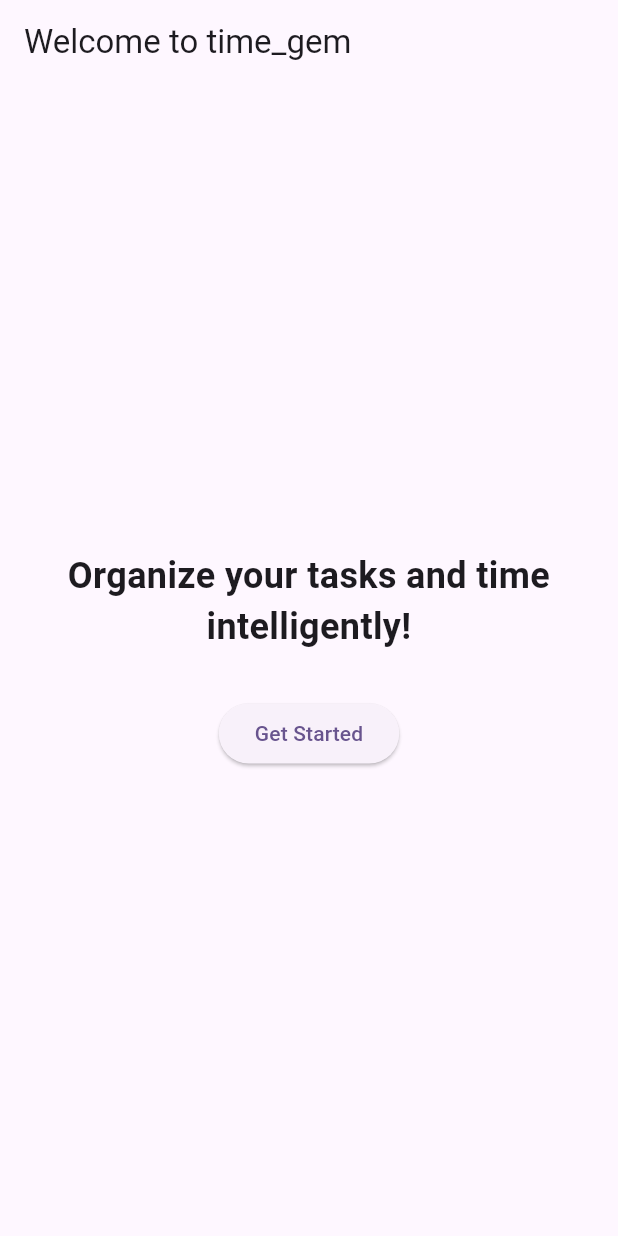
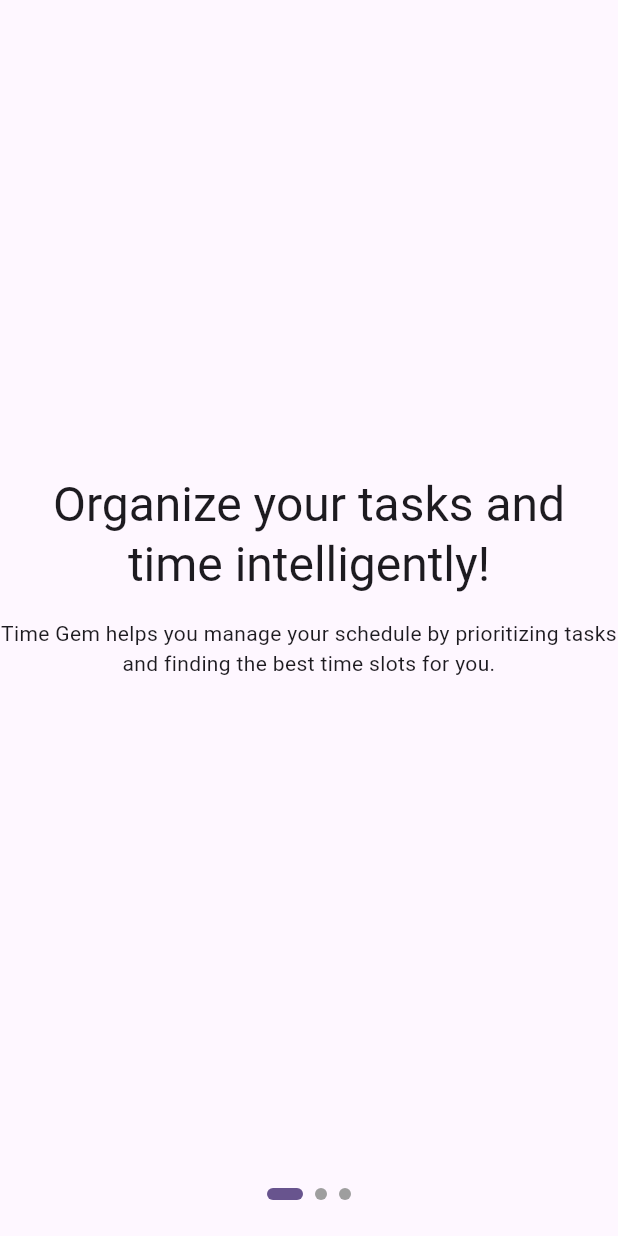
Before and after one commit to alfredobs97/time_gem, a Flutter app: the WelcomeScreen screen opened directly, on a phone screen of 412 x 824 dp. Run offline on Flutter 3.47's test engine with Material 3 defaults, Android fonts, the phone set to English and light mode, and no system bars; our stand-ins replace bloc, firebase_auth, firebase_core, flutter_bloc, google_sign_in, googleapis_auth and 1 more; missing offline and left inert: googleapis; accounts and stored records are empty; generated files the repository leaves out were written again; statements that could not run were skipped.

Commit message:
refactor UI onboarding

```diff
--- /dev/null
+++ b/lib/ui/screens/welcome/welcome_screen.dart
@@ -0,0 +1,71 @@
+import 'package:flutter/material.dart';
+import 'package:time_gem/ui/screens/welcome/widgets/intro_widget.dart';
+import 'package:time_gem/ui/screens/welcome/widgets/calendar_integration_widget.dart';
+import 'package:time_gem/ui/screens/welcome/widgets/welcome_widget.dart';
+
+class WelcomeScreen extends StatefulWidget {
+  const WelcomeScreen({super.key});
+
+  @override
+  State<WelcomeScreen> createState() => _WelcomeScreenState();
+}
+
+class _WelcomeScreenState extends State<WelcomeScreen> {
+  final PageController _pageController = PageController();
+  final List<Widget> _pages = const [
+    WelcomeWidget(),
+    IntroWidget(),
+    CalendarIntegrationWidget(),
+  ];
+  int _currentPage = 0;
+
+  @override
+  void dispose() {
+    _pageController.dispose();
+    super.dispose();
+  }
+
+  @override
+  Widget build(BuildContext context) {
+    return Scaffold(
+      body: SafeArea(
+        child: Column(
+          children: [
+            Expanded(
+              child: PageView(
+                controller: _pageController,
+                onPageChanged: (int page) {
+                  setState(() {
+                    _currentPage = page;
+                  });
+                },
+                children: _pages,
+              ),
+            ),
+            // Dots Indicator
+            Padding(
+              padding: const EdgeInsets.all(24.0),
+              child: Row(
+                mainAxisAlignment: MainAxisAlignment.center,
+                children: List.generate(3, (index) {
+                  return AnimatedContainer(
+                    duration: const Duration(milliseconds: 300),
+                    margin: const EdgeInsets.symmetric(horizontal: 4.0),
+                    height: 8.0,
+                    width: _currentPage == index ? 24.0 : 8.0,
+                    decoration: BoxDecoration(
+                      color: _currentPage == index
+                          ? Theme.of(context).primaryColor
+                          : Colors.grey,
+                      borderRadius: BorderRadius.circular(4.0),
+                    ),
+                  );
+                }),
+              ),
+            ),
+          ],
+        ),
+      ),
+    );
+  }
+}
--- /dev/null
+++ b/lib/ui/screens/welcome/widgets/welcome_widget.dart
@@ -0,0 +1,25 @@
+import 'package:flutter/material.dart';
+
+class WelcomeWidget extends StatelessWidget {
+  const WelcomeWidget({super.key});
+
+  @override
+  Widget build(BuildContext context) {
+    return Column(
+      mainAxisAlignment: MainAxisAlignment.center,
+      children: [
+        Text(
+          'Organize your tasks and time intelligently!',
+          style: Theme.of(context).textTheme.headlineLarge,
+          textAlign: TextAlign.center,
+        ),
+        SizedBox(height: 16),
+        Text(
+          'Time Gem helps you manage your schedule by prioritizing tasks and finding the best time slots for you.',
+          style: Theme.of(context).textTheme.bodyMedium,
+          textAlign: TextAlign.center,
+        ),
+      ],
+    );
+  }
+}
--- a/lib/welcome_screen.dart
+++ /dev/null
@@ -1,38 +0,0 @@
-import 'package:flutter/material.dart';
-import 'package:time_gem/app_goal_screen.dart';
-
-class WelcomeScreen extends StatelessWidget {
-  const WelcomeScreen({super.key});
-
-  @override
-  Widget build(BuildContext context) {
-    return Scaffold(
-      appBar: AppBar(
-        title: const Text('Welcome to time_gem'),
-      ),
-      body: Center(
-        child: Column(
-          mainAxisAlignment: MainAxisAlignment.center,
-          children: <Widget>[
-            const Text(
-              'Organize your tasks and time intelligently!',
-              style: TextStyle(fontSize: 24, fontWeight: FontWeight.bold),
-              textAlign: TextAlign.center,
-            ),
-            const SizedBox(height: 30),
-            ElevatedButton(
-              onPressed: () {
-                Navigator.of(context).push(
-                  MaterialPageRoute(
-                    builder: (context) => const AppGoalScreen(),
-                  ),
-                );
-              },
-              child: const Text('Get Started'),
-            ),
-          ],
-        ),
-      ),
-    );
-  }
-}
```
Also changed, not shown: lib/calendar_integration_screen.dart (+10 -6 lines), lib/home_screen.dart (deleted, +0 -305 lines), lib/ui/screens/welcome/widgets/calendar_integration_widget.dart (added, +117 -0 lines), lib/ui/screens/welcome/widgets/intro_widget.dart (added, +30 -0 lines).
